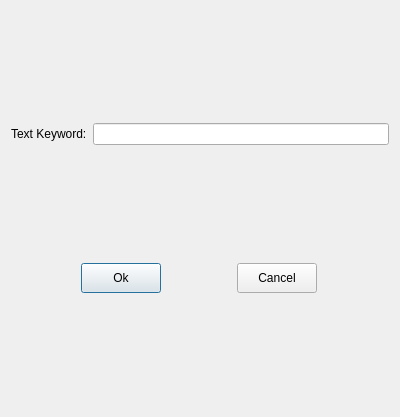
This is Device_Studio/libs/platform/propertylist/editor/qstringeditordialog.ui in ybjx1987/Device_Studio as Qt 5 draws it before an edit. The edited form follows.
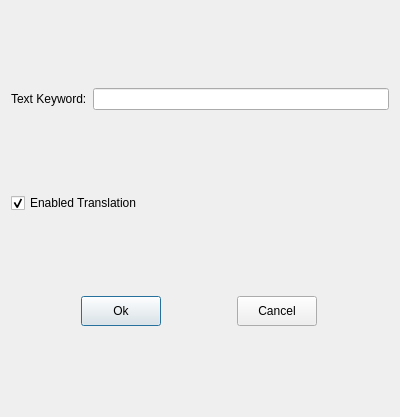
This is the edited form.

What changed in the file:
```diff
--- a/Device_Studio/libs/platform/propertylist/editor/qstringeditordialog.ui
+++ b/Device_Studio/libs/platform/propertylist/editor/qstringeditordialog.ui
@@ -40,6 +40,16 @@
      </item>
     </layout>
    </item>
+   <item>
+    <widget class="QCheckBox" name="checkBox">
+     <property name="text">
+      <string>Enabled Translation</string>
+     </property>
+     <property name="checked">
+      <bool>true</bool>
+     </property>
+    </widget>
+   </item>
    <item>
     <layout class="QHBoxLayout" name="horizontalLayout">
      <item>
```
